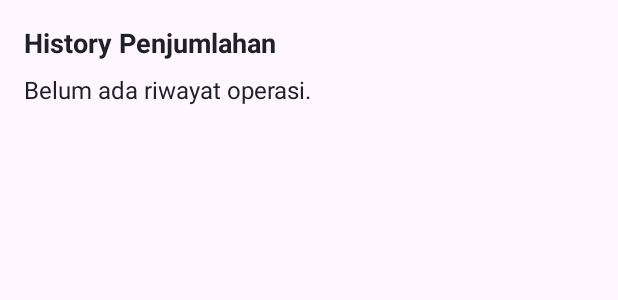
After one commit to Felix-F07/Latihan_Fragment, an Android app: the layout fragment_bagi.xml on its own in the app's theme, with its tools: preview values and no code run, on a phone screen of 412 x 824 dp. The commit adds this screen. Shown: the top 300 px of the screen. Run offline under Robolectric (Android 15) with nearby library versions, the phone set to English and light mode, and no system bars.

Commit message:
buat 4 fragment

```diff
--- /dev/null
+++ b/app/src/main/res/layout/fragment_bagi.xml
@@ -0,0 +1,30 @@
+<?xml version="1.0" encoding="utf-8"?>
+<LinearLayout xmlns:android="http://schemas.android.com/apk/res/android"
+    android:layout_width="match_parent"
+    android:layout_height="match_parent"
+    android:orientation="vertical"
+    android:padding="16dp">
+
+    <TextView
+        android:layout_width="match_parent"
+        android:layout_height="wrap_content"
+        android:text="History Penjumlahan"
+        android:textColor="#202124"
+        android:textSize="18sp"
+        android:textStyle="bold" />
+
+    <ScrollView
+        android:layout_width="match_parent"
+        android:layout_height="match_parent"
+        android:layout_marginTop="8dp"
+        android:fillViewport="true">
+
+        <TextView
+            android:id="@+id/tvHistory"
+            android:layout_width="match_parent"
+            android:layout_height="wrap_content"
+            android:text="Belum ada riwayat operasi."
+            android:textColor="#202124"
+            android:textSize="16sp" />
+    </ScrollView>
+</LinearLayout>
--- a/app/src/main/res/values/strings.xml
+++ b/app/src/main/res/values/strings.xml
@@ -1,3 +1,5 @@
 <resources>
     <string name="app_name">Latihan_Fragment</string>
+    <!-- TODO: Remove or change this placeholder text -->
+    <string name="hello_blank_fragment">Hello blank fragment</string>
 </resources>
```
Also changed, not shown: app/src/main/java/com/example/latihan_fragment/BagiFragment.kt (added, +18 -0 lines), app/src/main/java/com/example/latihan_fragment/KaliFragment.kt (added, +18 -0 lines), app/src/main/java/com/example/latihan_fragment/KurangFragment.kt (added, +18 -0 lines), app/src/main/java/com/example/latihan_fragment/TambahFragment.kt (added, +18 -0 lines), app/src/main/res/layout/fragment_kali.xml (added, +30 -0 lines), app/src/main/res/layout/fragment_kurang.xml (added, +30 -0 lines), app/src/main/res/layout/fragment_tambah.xml (added, +30 -0 lines).
